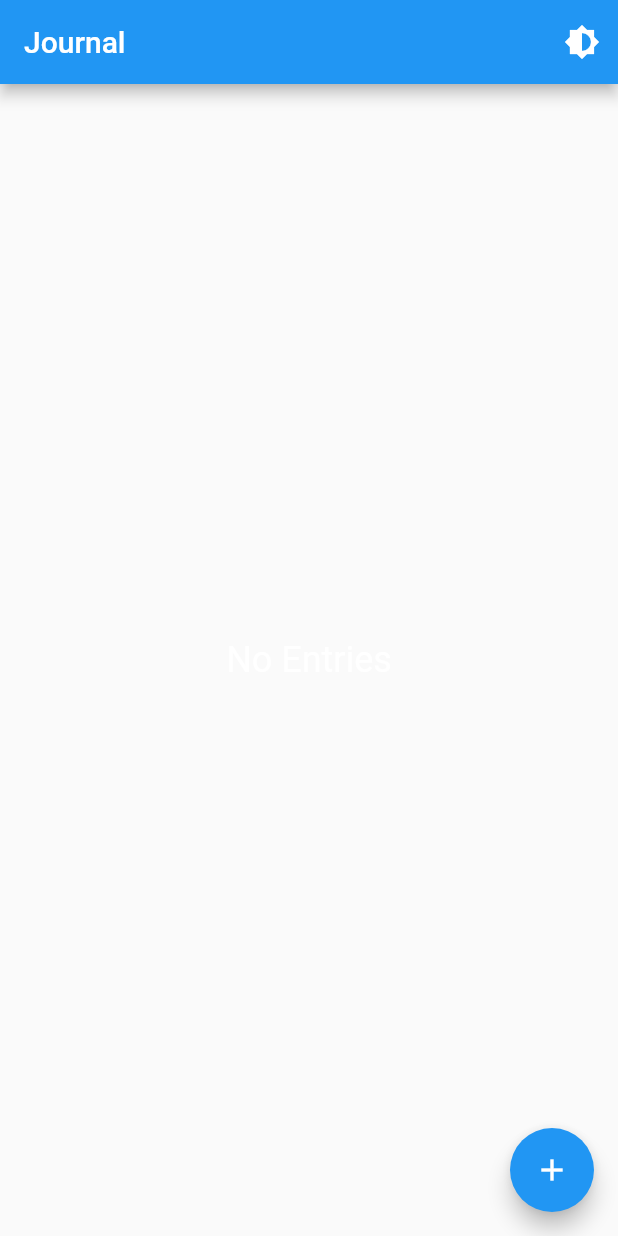
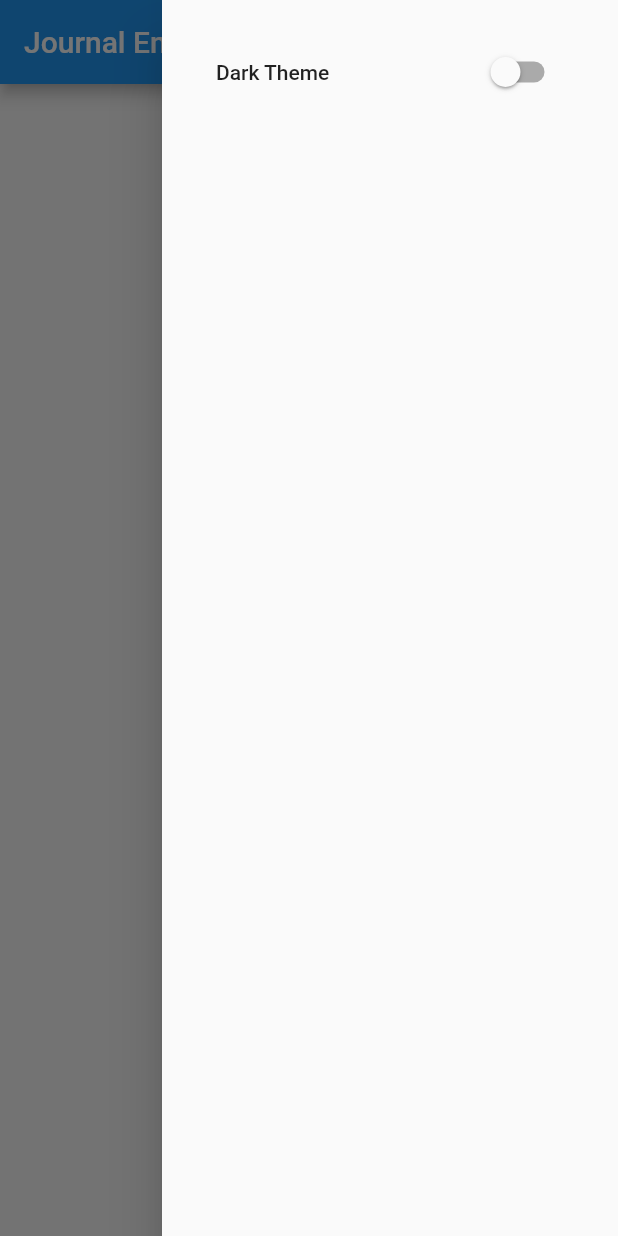
Before and after one commit to GregoryNavasarkian/journal-flutter, a Flutter app: the screen it shows after launch, with the side drawer open (before the commit the screen has no drawer), on a phone screen of 412 x 824 dp. Run offline on Flutter 3.47's test engine with Material 2 defaults, Android fonts, the phone set to English and light mode, and no system bars; our stand-ins replace shared_preferences, sqflite; accounts and stored records are empty.

Commit message:
CRUD implemented

```diff
--- /dev/null
+++ b/assets/schema_1.sql.txt
@@ -0,0 +1 @@
+CREATE TABLE IF NOT EXISTS journal_entries(id INTEGER PRIMARY KEY AUTOINCREMENT, title TEXT NOT NULL, body TEXT NOT NULL, rating INTEGER NOT NULL, date TEXT NOT NULL);
--- a/lib/db/journal_database.dart
+++ b/lib/db/journal_database.dart
@@ -4,6 +4,8 @@ import '../model/journal_entry.dart';
 
 class JournalDatabase {
   static final JournalDatabase instance = JournalDatabase._init();
+  // ignore: constant_identifier_names
+  static const String CREATE_DB = 'assets/schema_1.sql.txt';
 
   static Database? _database;
 
--- a/lib/main.dart
+++ b/lib/main.dart
@@ -1,13 +1,18 @@
 import 'package:flutter/material.dart';
+import 'package:flutter/services.dart';
 import 'package:provider/provider.dart';
 import 'package:shared_preferences/shared_preferences.dart';
 import 'package:journal/theme.dart';
 
 import './screens/HomePage.dart';
 
-
-void main() {
+void main() async {
   WidgetsFlutterBinding.ensureInitialized();
+  await SystemChrome.setPreferredOrientations([
+    DeviceOrientation.portraitUp,
+    DeviceOrientation.landscapeLeft,
+    DeviceOrientation.landscapeRight,
+  ]);
   SharedPreferences.getInstance().then((prefs) {
     var isDarkTheme = prefs.getBool("darkTheme") ?? false;
     return runApp(
@@ -28,7 +33,7 @@ class MyApp extends StatelessWidget {
     return Consumer<ThemeProvider>(
       builder: (context, value, child) {
         return MaterialApp(
-          title: 'Journal',
+          title: 'Journal Entries',
           theme: value.getTheme(),
           home: HomePage(),
         );
--- a/lib/screens/HomePage.dart
+++ b/lib/screens/HomePage.dart
@@ -40,26 +40,37 @@ class _HomePageState extends State<HomePage> {
   Widget build(BuildContext context) {
     return Scaffold(
         appBar: AppBar(
-          title: const Text("Journal"),
-          actions: <Widget>[
-            IconButton(
-              icon: const Icon(Icons.brightness_6),
-              color: Colors.white,
-              onPressed: () {
-                Provider.of<ThemeProvider>(context, listen: false).swapTheme();
-              },
-            )
-          ],
+          title: const Text("Journal Entries"),
+          // actions: <Widget>[
+          //   IconButton(
+          //     icon: const Icon(Icons.brightness_6),
+          //     color: Colors.white,
+          //     onPressed: () {
+          //       Provider.of<ThemeProvider>(context, listen: false).swapTheme();
+          //     },
+          //   )
+          // ],
         ),
         body: Center(
-          child: isLoading
-              ? CircularProgressIndicator()
-              : journalEntries.isEmpty
-                  ? const Text(
-                      'No Entries',
-                      style: TextStyle(color: Colors.white, fontSize: 24),
-                    )
-                  : buildJournal(),
+          child: journalEntries.isEmpty ? empty() : buildJournal(),
+        ),
+        endDrawer: Drawer(
+          child: ListView(
+            padding: EdgeInsets.zero,
+            children: <Widget>[
+              Padding(
+                padding: const EdgeInsets.all(20),
+                child: SwitchListTile(
+                  title: const Text('Dark Theme'),
+                  value: Provider.of<ThemeProvider>(context).getThemeMode(),
+                  onChanged: (value) {
+                    Provider.of<ThemeProvider>(context, listen: false)
+                        .swapTheme();
+                  },
+                ),
+              ),
+            ],
+          ),
         ),
         floatingActionButton: FloatingActionButton(
           onPressed: () async {
@@ -101,4 +112,21 @@ class _HomePageState extends State<HomePage> {
       },
     );
   }
+
+  Widget empty() {
+    return Column(
+      mainAxisAlignment: MainAxisAlignment.center,
+      // ignore: prefer_const_literals_to_create_immutables
+      children: [
+        const Padding(
+          padding: EdgeInsets.only(top: 10),
+          child: Icon(
+            Icons.book,
+            size: 150,
+            color: Colors.grey,
+          ),
+        ),
+      ],
+    );
+  }
 }
--- a/lib/theme.dart
+++ b/lib/theme.dart
@@ -13,6 +13,14 @@ class ThemeProvider extends ChangeNotifier {
       _selectedTheme = dark;
     } else {
       _selectedTheme = light;
+    }
+  }
+
+  bool getThemeMode() {
+    if (_selectedTheme == dark) {
+      return true;
+    } else {
+      return false;
     }
   }
 
```
Also changed, not shown: pubspec.yaml (+2 -36 lines).
